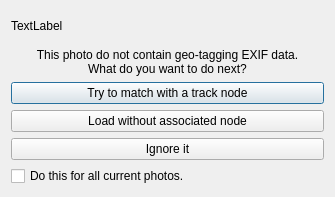
Above: src/Docks/PhotoLoadErrorDialog.ui from openstreetmap/merkaartor before the change. Below: the same form after it.
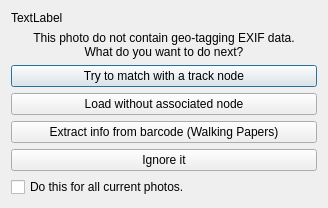
That is the form after the change.

Commit message: ADD : Walking Papers backgound plugin + load WP scans as geotagged images

Patch:
```diff
--- a/src/Docks/PhotoLoadErrorDialog.ui
+++ b/src/Docks/PhotoLoadErrorDialog.ui
@@ -6,8 +6,8 @@
    <rect>
     <x>0</x>
     <y>0</y>
-    <width>335</width>
-    <height>197</height>
+    <width>328</width>
+    <height>202</height>
    </rect>
   </property>
   <property name="windowTitle">
@@ -67,6 +67,16 @@
      </property>
     </widget>
    </item>
+   <item>
+    <widget class="QPushButton" name="pbBarcode">
+     <property name="text">
+      <string>Extract info from barcode (Walking Papers)</string>
+     </property>
+     <property name="checkable">
+      <bool>true</bool>
+     </property>
+    </widget>
+   </item>
    <item>
     <widget class="QPushButton" name="pbIgnore">
      <property name="sizePolicy">
```
Left out of the diff: 30 changed lines with no effect on the pictures. The commit also changes 21 other files.
